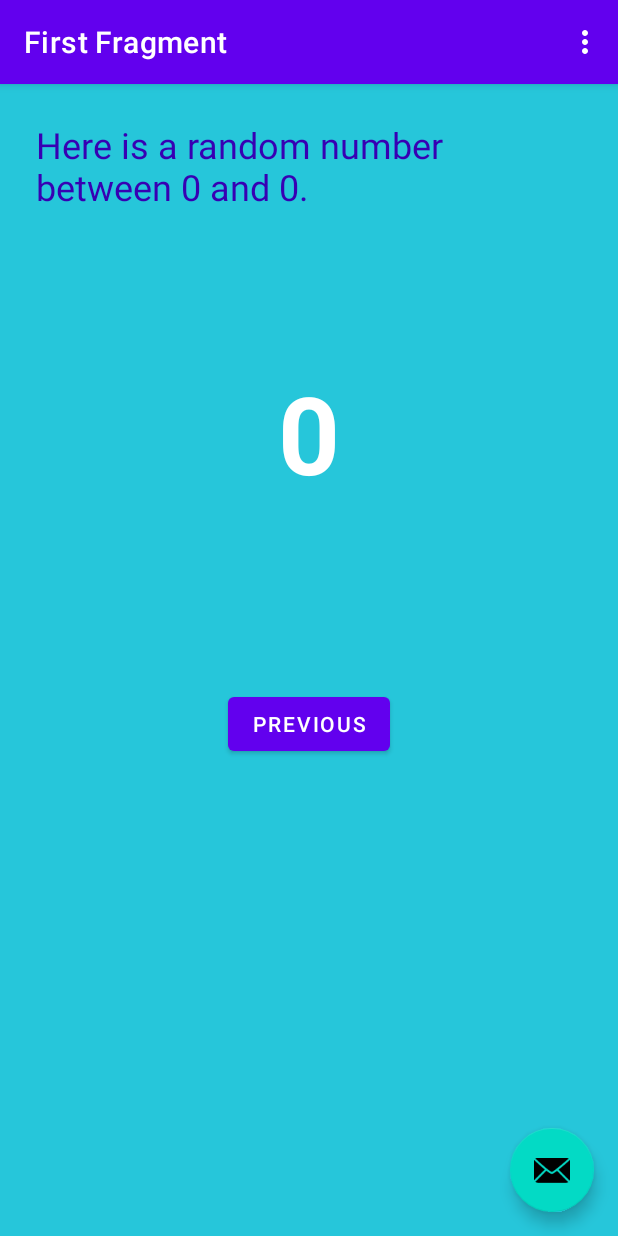
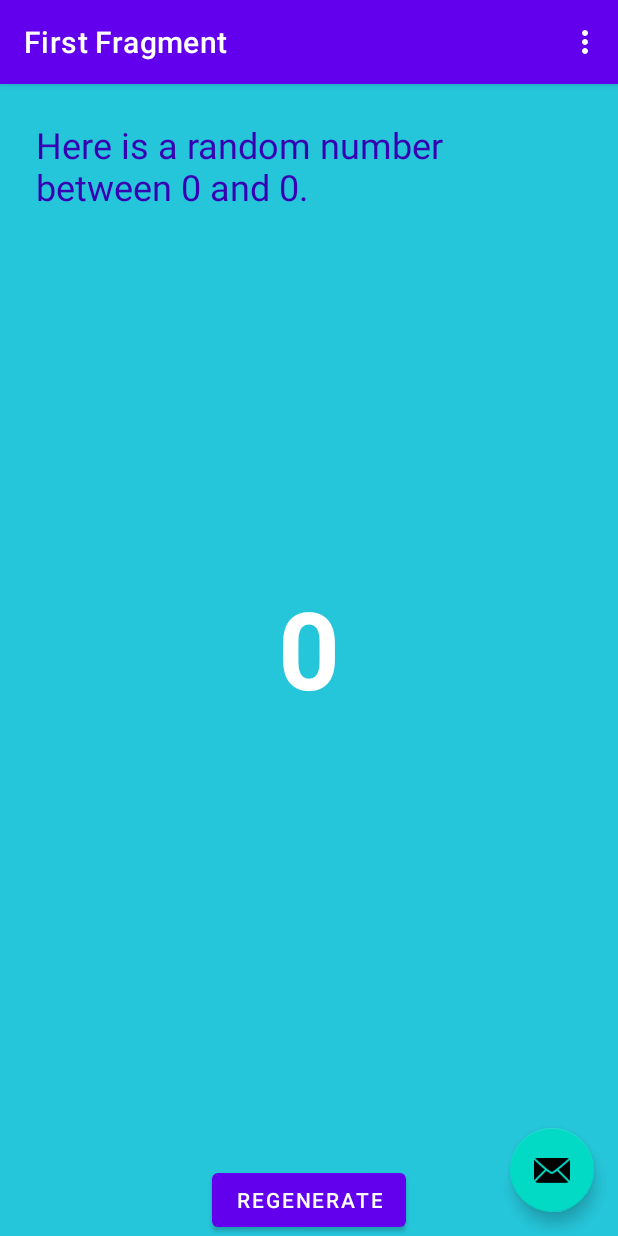
Before and after one commit to Matthew-Place/Android-Studio-Project-1, an Android app: the fragment SecondFragment placed in its activity, on a phone screen of 412 x 824 dp. Run offline under Robolectric (Android 15) with nearby library versions, the phone set to English and light mode, and no system bars; our stand-ins replace navigation-ui; 1 statement that could not run was skipped.

Commit message:
Added a regenerate random number button and function.

```diff
--- a/app/src/main/java/com/example/myfirstapplication/SecondFragment.java
+++ b/app/src/main/java/com/example/myfirstapplication/SecondFragment.java
@@ -42,21 +42,28 @@ public class SecondFragment extends Fragment {
         TextView headerView = binding.textviewHeader;
         headerView.setText(countText);
 
+        TextView randomView = binding.textviewRandom;
+
+        setRandomNumber(randomView, count);
+
+        binding.regenerateButton.setOnClickListener(new View.OnClickListener() {
+            @Override
+            public void onClick(View view) {
+                setRandomNumber(randomView, count);
+            }
+        });
+    }
+
+    private void setRandomNumber(TextView randomView, int count) {
+        randomView.setText(Integer.toString(getRandomNumber(count)));
+    }
+
+    private int getRandomNumber(int count) {
         int randomNumber = 0;
         if (count > 0) {
             randomNumber = random.nextInt(count + 1);
         }
-
-        TextView randomView = binding.textviewRandom;
-        randomView.setText(Integer.toString(randomNumber));
-
-        binding.buttonSecond.setOnClickListener(new View.OnClickListener() {
-            @Override
-            public void onClick(View view) {
-                NavHostFragment.findNavController(SecondFragment.this)
-                        .navigate(R.id.action_SecondFragment_to_FirstFragment);
-            }
-        });
+        return randomNumber;
     }
 
     @Override
--- a/app/src/main/res/layout/fragment_second.xml
+++ b/app/src/main/res/layout/fragment_second.xml
@@ -21,16 +21,6 @@
         app:layout_constraintStart_toStartOf="parent"
         app:layout_constraintTop_toTopOf="parent" />
 
-    <Button
-        android:id="@+id/button_second"
-        android:layout_width="wrap_content"
-        android:layout_height="wrap_content"
-        android:text="@string/previous"
-        app:layout_constraintBottom_toBottomOf="parent"
-        app:layout_constraintEnd_toEndOf="parent"
-        app:layout_constraintStart_toStartOf="parent"
-        app:layout_constraintTop_toBottomOf="@id/textview_header" />
-
     <TextView
         android:id="@+id/textview_random"
         android:layout_width="wrap_content"
@@ -39,9 +29,19 @@
         android:textColor="@android:color/white"
         android:textSize="72sp"
         android:textStyle="bold"
-        app:layout_constraintBottom_toTopOf="@+id/button_second"
+        app:layout_constraintBottom_toTopOf="@+id/regenerate_button"
         app:layout_constraintEnd_toEndOf="parent"
         app:layout_constraintStart_toStartOf="parent"
         app:layout_constraintTop_toBottomOf="@+id/textview_header"
         app:layout_constraintVertical_bias="0.45" />
+
+    <Button
+        android:id="@+id/regenerate_button"
+        android:layout_width="wrap_content"
+        android:layout_height="wrap_content"
+        android:text="@string/regenerate"
+        app:layout_constraintBottom_toBottomOf="parent"
+        app:layout_constraintEnd_toEndOf="parent"
+        app:layout_constraintStart_toStartOf="parent" />
+
 </androidx.constraintlayout.widget.ConstraintLayout>
--- a/app/src/main/res/values/strings.xml
+++ b/app/src/main/res/values/strings.xml
@@ -5,6 +5,7 @@
     <string name="first_fragment_label">First Fragment</string>
     <string name="second_fragment_label">Second Fragment</string>
     <string name="previous">Previous</string>
+    <string name="regenerate">Regenerate</string>
 
     <string name="first_fragment_text">0</string>
     <string name="random_heading">Here is a random number between 0 and %d.</string>
```
